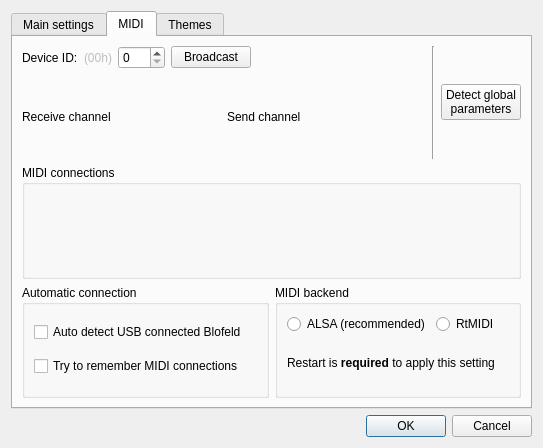
Before: the Qt Designer form bigglesworth/ui/settings.ui in MaurizioB/Bigglesworth, drawn with Qt 5.
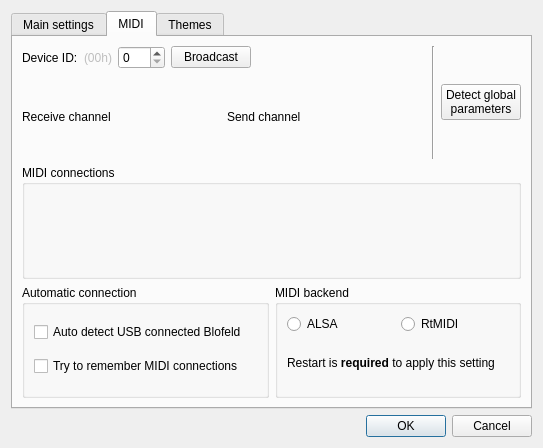
After: the same form once the commit is applied. The open tabs and pages were chosen to show the change. Icons and pictures are not drawn. Custom widgets are drawn as their Qt base class.

```diff
--- a/bigglesworth/ui/settings.ui
+++ b/bigglesworth/ui/settings.ui
@@ -360,7 +360,7 @@
           <item row="0" column="0">
            <widget class="QRadioButton" name="alsaBackendRadio">
             <property name="text">
-             <string>ALSA (recommended)</string>
+             <string>ALSA</string>
             </property>
             <attribute name="buttonGroup">
              <string notr="true">backendGroup</string>
```
